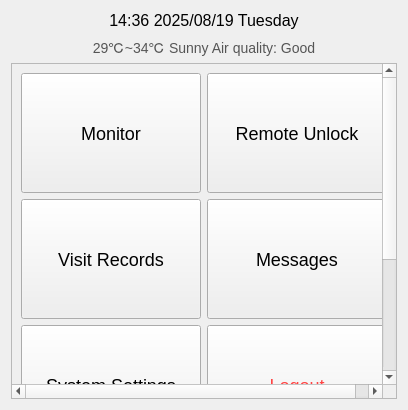
Before: the Qt Designer form src/widgets/mainwidget.ui in yeisme/CrossControl, drawn with Qt 5.
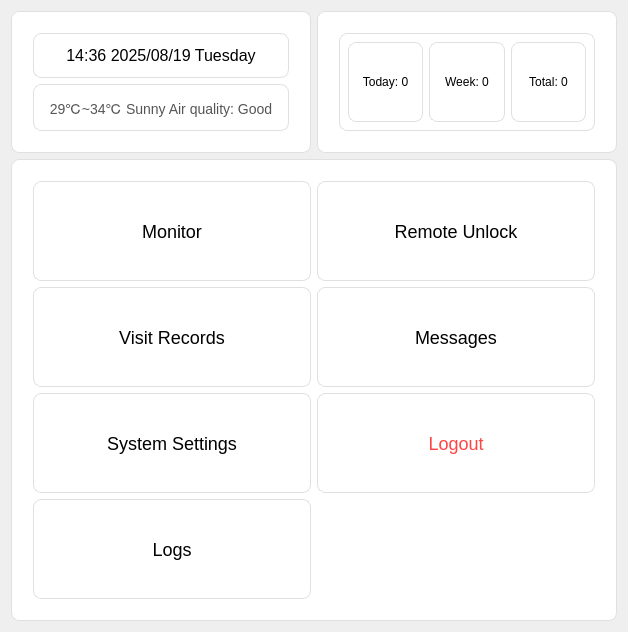
After: the same form once the commit is applied.

```diff
--- a/src/widgets/mainwidget.ui
+++ b/src/widgets/mainwidget.ui
@@ -4,7 +4,19 @@
  <widget class="QWidget" name="MainWidget">
   <layout class="QVBoxLayout" name="verticalLayoutMain">
    <item>
-    <layout class="QVBoxLayout" name="verticalLayoutTop">
+    <layout class="QHBoxLayout" name="horizontalTopCards">
+     <item>
+      <widget class="QFrame" name="frameWeather">
+       <property name="minimumSize">
+        <size>
+         <width>300</width>
+         <height>120</height>
+        </size>
+       </property>
+       <property name="styleSheet">
+        <string>background: #ffffff; border: 1px solid #e0e0e0; border-radius: 8px; padding: 12px;</string>
+       </property>
+       <layout class="QVBoxLayout" name="verticalLayoutFrameWeather">
      <item>
       <widget class="QLabel" name="labelDateTime">
        <property name="styleSheet">
@@ -32,28 +44,76 @@
       </widget>
      </item>
     </layout>
+      </widget>
    </item>
    <item>
-    <widget class="QScrollArea" name="scrollArea">
-     <property name="widgetResizable">
-      <bool>true</bool>
-     </property>
-     <widget class="QWidget" name="scrollAreaWidgetContents">
-      <property name="geometry">
-       <rect>
-        <x>0</x>
-        <y>0</y>
-        <width>460</width>
-        <height>693</height>
-       </rect>
+      <widget class="QFrame" name="frameStats">
+       <property name="minimumSize">
+        <size>
+         <width>300</width>
+         <height>120</height>
+        </size>
+       </property>
+       <property name="styleSheet">
+        <string>background: #ffffff; border: 1px solid #e0e0e0; border-radius: 8px; padding: 12px;</string>
+       </property>
+       <layout class="QVBoxLayout" name="verticalLayoutFrameStats">
+        <item>
+         <widget class="QWidget" name="visitorStatsWidget">
+          <property name="styleSheet">
+           <string>background: transparent; padding: 8px;</string>
+          </property>
+          <layout class="QHBoxLayout" name="horizontalLayoutStats">
+           <item>
+            <widget class="QLabel" name="labelVisitorsToday">
+             <property name="text">
+              <string>Today: 0</string>
+             </property>
+             <property name="alignment">
+              <set>Qt::AlignmentFlag::AlignCenter</set>
+             </property>
+            </widget>
+           </item>
+           <item>
+            <widget class="QLabel" name="labelVisitorsWeek">
+             <property name="text">
+              <string>Week: 0</string>
+             </property>
+             <property name="alignment">
+              <set>Qt::AlignmentFlag::AlignCenter</set>
+             </property>
+            </widget>
+           </item>
+           <item>
+            <widget class="QLabel" name="labelVisitorsTotal">
+             <property name="text">
+              <string>Total: 0</string>
+             </property>
+             <property name="alignment">
+              <set>Qt::AlignmentFlag::AlignCenter</set>
+             </property>
+            </widget>
+           </item>
+          </layout>
+         </widget>
+        </item>
+       </layout>
+      </widget>
+     </item>
+    </layout>
+   </item>
+        <item>
+         <widget class="QFrame" name="frameFunctions">
+          <property name="styleSheet">
+                <string>background: #ffffff; border: 1px solid #e0e0e0; border-radius: 8px; padding: 12px;</string>
       </property>
       <layout class="QGridLayout" name="gridLayoutFunctions">
        <item row="0" column="0">
         <widget class="QPushButton" name="btnMonitor">
          <property name="minimumSize">
           <size>
-           <width>180</width>
-           <height>120</height>
+                         <width>160</width>
+                         <height>100</height>
           </size>
          </property>
          <property name="styleSheet">
@@ -68,8 +128,8 @@
         <widget class="QPushButton" name="btnUnlock">
          <property name="minimumSize">
           <size>
-           <width>180</width>
-           <height>120</height>
+                         <width>160</width>
+                         <height>100</height>
           </size>
          </property>
          <property name="styleSheet">
@@ -84,8 +144,8 @@
         <widget class="QPushButton" name="btnVisitRecord">
          <property name="minimumSize">
           <size>
-           <width>180</width>
-           <height>120</height>
+                         <width>160</width>
+                         <height>100</height>
           </size>
          </property>
          <property name="styleSheet">
@@ -100,8 +160,8 @@
         <widget class="QPushButton" name="btnMessage">
          <property name="minimumSize">
           <size>
-           <width>180</width>
-           <height>120</height>
+                         <width>160</width>
+                         <height>100</height>
           </size>
          </property>
          <property name="styleSheet">
@@ -116,8 +176,8 @@
         <widget class="QPushButton" name="btnSetting">
          <property name="minimumSize">
           <size>
-           <width>180</width>
-           <height>120</height>
+                         <width>160</width>
+                         <height>100</height>
           </size>
          </property>
          <property name="styleSheet">
@@ -132,8 +192,8 @@
         <widget class="QPushButton" name="btnLogout">
          <property name="minimumSize">
           <size>
-           <width>180</width>
-           <height>120</height>
+                         <width>160</width>
+                         <height>100</height>
           </size>
          </property>
          <property name="styleSheet">
@@ -148,8 +208,8 @@
      <widget class="QPushButton" name="btnLogs">
       <property name="minimumSize">
        <size>
-        <width>180</width>
-        <height>120</height>
+                         <width>160</width>
+                         <height>100</height>
        </size>
       </property>
       <property name="styleSheet">
@@ -161,7 +221,6 @@
      </widget>
     </item>
       </layout>
-     </widget>
     </widget>
    </item>
    
```
Lines whose indentation alone changed are shown as unchanged.
